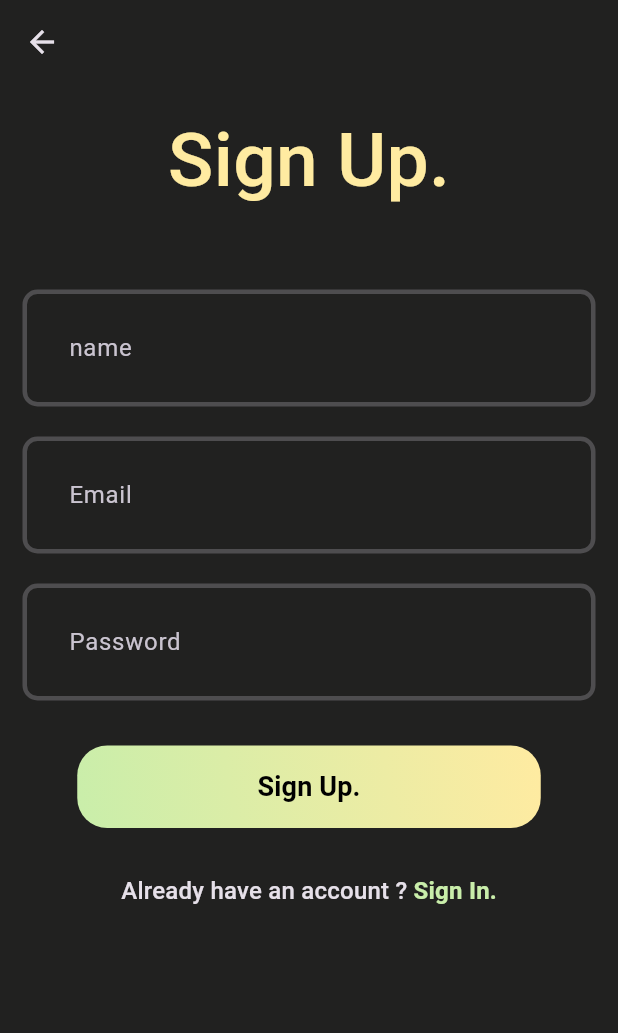
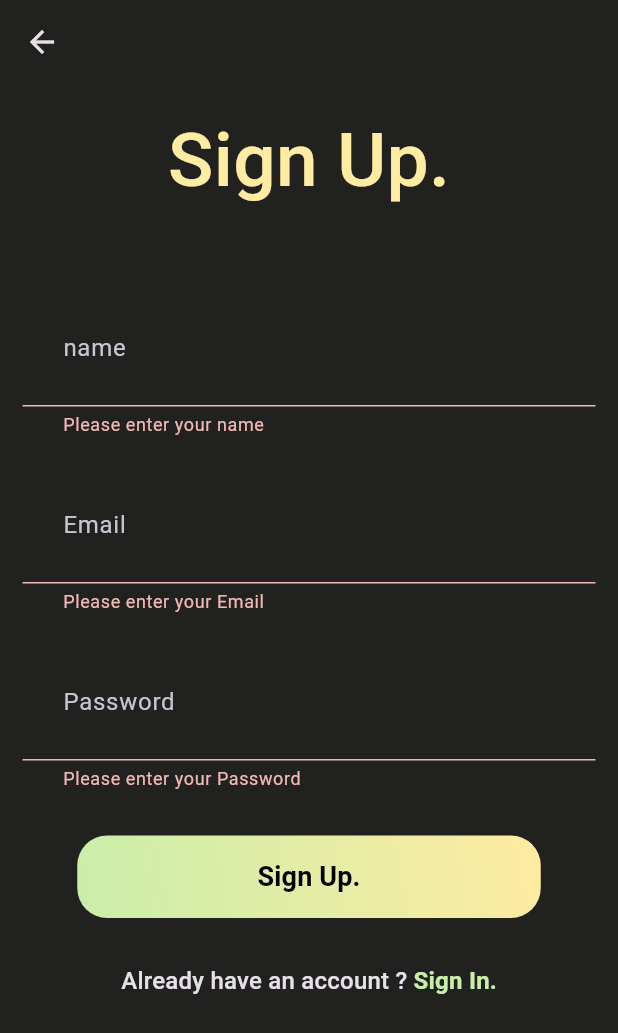
Before and after one commit to Krishna311203/blog_app_flutter, a Flutter app: the SignUpPage screen opened directly, after a tap on "Sign Up.", on a phone screen of 412 x 824 dp. Shown: the top 1033 px of the screen. Run offline on Flutter 3.47's test engine with Material 3 defaults, Android fonts, the phone set to English and light mode, and no system bars; our stand-ins replace flutter_bloc, fpdart, supabase_flutter; accounts and stored records are empty.

Commit message:
added signUp bloc

```diff
--- a/lib/features/auth/domain/usecases/user_sign_up.dart
+++ b/lib/features/auth/domain/usecases/user_sign_up.dart
@@ -12,7 +12,7 @@ class UserSignUp implements UseCase<String, UserSignUpParams> {
   Future<Either<Failure, String>> call(UserSignUpParams params) async {
     return await authRepository.signUpWithEmailPassword(
       email: params.email,
-      name: params.username,
+      name: params.name,
       password: params.password,
     );
   }
@@ -20,12 +20,12 @@ class UserSignUp implements UseCase<String, UserSignUpParams> {
 
 // class for signup params
 class UserSignUpParams {
-  final String username;
+  final String name;
   final String password;
   final String email;
 
   UserSignUpParams({
-    required this.username,
+    required this.name,
     required this.password,
     required this.email,
   });
--- /dev/null
+++ b/lib/features/auth/presentation/bloc/auth_bloc.dart
@@ -0,0 +1,33 @@
+import 'package:blog_app_flutter/features/auth/domain/usecases/user_sign_up.dart';
+import 'package:flutter/material.dart';
+import 'package:flutter_bloc/flutter_bloc.dart';
+
+part 'auth_event.dart';
+part 'auth_state.dart';
+
+class AuthBloc extends Bloc<AuthEvent, AuthState> {
+  final UserSignUp _userSignUp;
+
+  AuthBloc({
+    required UserSignUp userSignUp,
+  })  : _userSignUp = userSignUp,
+        super(AuthInitial()) {
+    on<AuthSignUp>((event, emit) async {
+      final res = await _userSignUp(UserSignUpParams(
+        email: event.email,
+        password: event.password,
+        name: event.name,
+      ));
+
+      res.fold(
+        (failure) {
+          emit(AuthFailure(failure.message));
+        },
+        (uid) {
+          emit(AuthSuccess(uid));
+        },
+      );
+
+    });
+  }
+}
--- /dev/null
+++ b/lib/features/auth/presentation/bloc/auth_event.dart
@@ -0,0 +1,16 @@
+part of 'auth_bloc.dart';
+
+@immutable
+sealed class AuthEvent {}
+
+final class AuthSignUp extends AuthEvent {
+  final String email;
+  final String password;
+  final String name;
+
+  AuthSignUp({
+    required this.email,
+    required this.password,
+    required this.name,
+  });
+}
--- /dev/null
+++ b/lib/features/auth/presentation/bloc/auth_state.dart
@@ -0,0 +1,20 @@
+part of 'auth_bloc.dart';
+
+@immutable
+sealed class AuthState {}
+
+final class AuthInitial extends AuthState {}
+
+final class AuthLoading extends AuthState {}
+
+final class AuthSuccess extends AuthState {
+  final String uid;
+
+  AuthSuccess(this.uid);
+}
+
+final class AuthFailure extends AuthState {
+  final String message;
+
+  AuthFailure(this.message);
+}
--- a/lib/features/auth/presentation/pages/signUp_page.dart
+++ b/lib/features/auth/presentation/pages/signUp_page.dart
@@ -1,8 +1,10 @@
+import 'package:blog_app_flutter/features/auth/presentation/bloc/auth_bloc.dart';
 import 'package:blog_app_flutter/features/auth/presentation/pages/sign_in_Page.dart';
 import 'package:blog_app_flutter/features/auth/presentation/widgets/auth_gradient_button.dart';
 import 'package:blog_app_flutter/features/auth/presentation/widgets/auth_text_field.dart';
 import 'package:blog_app_flutter/shared/colors.dart';
 import 'package:flutter/material.dart';
+import 'package:flutter_bloc/flutter_bloc.dart';
 
 class SignUpPage extends StatefulWidget {
   static route() => MaterialPageRoute(builder: (context) => const SignUpPage());
@@ -57,7 +59,19 @@ class _SignUpPageState extends State<SignUpPage> {
                     controller: passwordController,
                     isObscureText: true),
                 const SizedBox(height: 30),
-                const AuthGradientButton(text: 'Sign Up.'),
+                AuthGradientButton(
+                  text: 'Sign Up.',
+                  onPressed: () {
+                      print("pressed");
+                    if (formKey.currentState?.validate() ?? false) {
+                      context.read<AuthBloc>().add(AuthSignUp(
+                            name: nameController.text.trim(),
+                            email: emailController.text.trim(),
+                            password: passwordController.text.trim(),
+                          ));
+                    }
+                  },
+                ),
                 const SizedBox(height: 30),
                 GestureDetector(
                   onTap: () {
--- a/lib/features/auth/presentation/widgets/auth_gradient_button.dart
+++ b/lib/features/auth/presentation/widgets/auth_gradient_button.dart
@@ -3,8 +3,8 @@ import 'package:flutter/material.dart';
 
 class AuthGradientButton extends StatelessWidget {
   final String text;
-
-  const AuthGradientButton({super.key, required this.text});
+  final VoidCallback onPressed;
+  const AuthGradientButton({super.key, required this.text, required this.onPressed});
 
   @override
   Widget build(BuildContext context) {
@@ -20,7 +20,7 @@ class AuthGradientButton extends StatelessWidget {
           ),
       ),
       child: ElevatedButton(
-        onPressed: () {},
+        onPressed: onPressed,
         style: ElevatedButton.styleFrom(
             backgroundColor: Colors.transparent,
             elevation: 0,
--- a/pubspec.yaml
+++ b/pubspec.yaml
@@ -37,6 +37,7 @@ dependencies:
   cupertino_icons: ^1.0.6
   fpdart: ^1.1.0
   supabase_flutter: ^2.5.11
+  flutter_bloc: ^8.1.6
 
 dev_dependencies:
   flutter_test:
```
Also changed, not shown: lib/features/auth/presentation/pages/sign_in_Page.dart (+5 -3 lines), lib/main.dart (+16 -1 lines), pubspec.lock.
